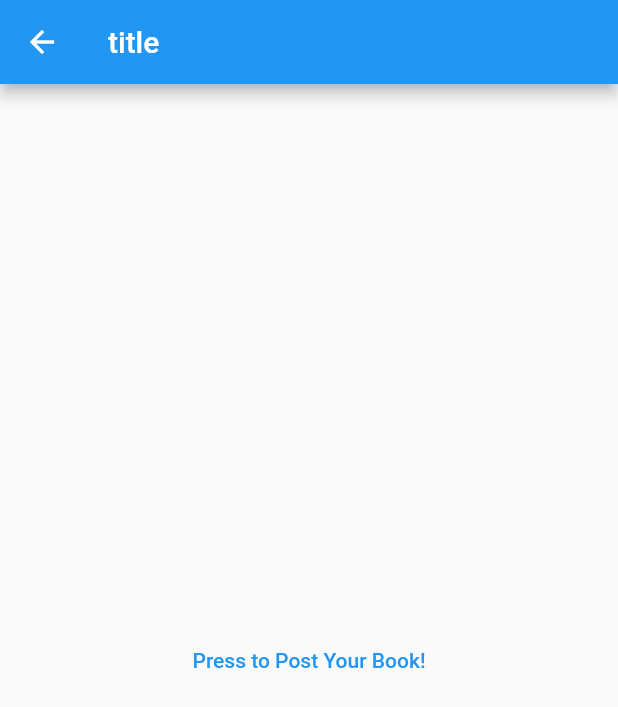
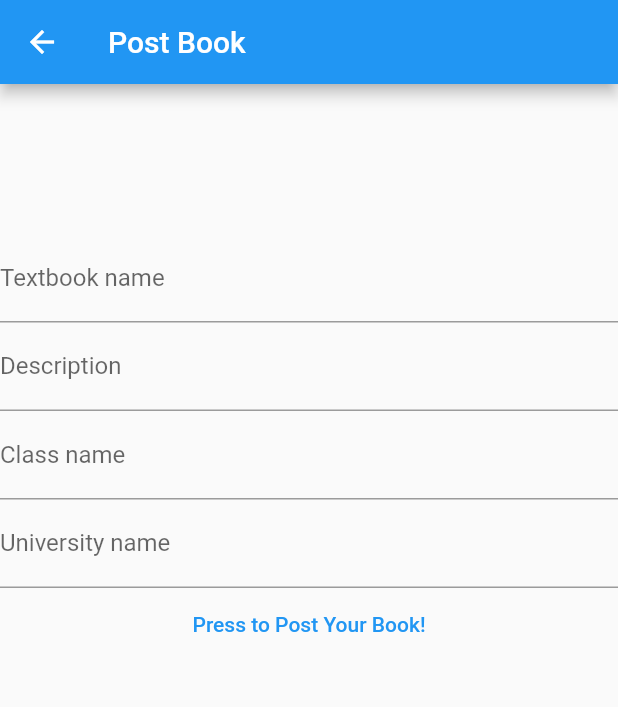
Before and after one commit to howebe/CIS350Project, a Flutter app: the HomePage screen opened directly, after a tap on "Post a Book", on a phone screen of 412 x 824 dp. Shown: the top 707 px of the screen. Run offline on Flutter 3.47's test engine with Material 2 defaults, Android fonts, the phone set to English and light mode, and no system bars.

Commit message:
page classes added and postbook modified

```diff
--- /dev/null
+++ b/textbook_sharing_app/lib/differentPages/homepage.dart
@@ -0,0 +1,60 @@
+import 'package:flutter/material.dart';
+import 'package:textbook_sharing_app/differentPages/postbookpage.dart';
+
+class HomePage extends StatefulWidget {
+  const HomePage({Key? key, required this.title}) : super(key: key);
+  final String title;
+
+  @override
+  State<HomePage> createState() => _HomePageState();
+}
+
+class _HomePageState extends State<HomePage> {
+  @override
+  Widget build(BuildContext context) {
+    return Scaffold(
+      appBar: AppBar(
+        title: Text(widget.title),
+      ),
+      body: ListView(
+        scrollDirection: Axis.vertical,
+        children: [
+          ListTile(
+            leading: Icon(Icons.delete_forever, color: Colors.red),
+            title: Text('Post a Book'),
+            onTap: () {
+              Navigator.push(context, MaterialPageRoute(builder: (context) {
+              return const PostBookPage();
+            }));
+            },
+          ),
+          ListTile(
+            leading: Icon(Icons.arrow_forward_ios),
+            title: Text('Favourites'),
+            subtitle: Text('All your favourite widgets'),
+            trailing: Icon(Icons.star, color: Colors.orange),
+          ),
+          ListTile(
+            leading: Icon(Icons.arrow_forward_ios),
+            title: Text('High Ranked'),
+            subtitle: Text('All widgets liked by the community'),
+            trailing: Icon(Icons.mood, color: Colors.blue),
+          ),
+          ListTile(
+            leading: Icon(Icons.arrow_forward_ios),
+            title: Text('Important'),
+            subtitle: Text('All widgets that are important to know'),
+            trailing: Icon(Icons.assistant_photo, color: Colors.black),
+          ),
+          ListTile(
+            leading: Icon(Icons.delete_forever, color: Colors.red),
+            title: Text('Deleted'),
+            onTap: () {
+              print('Deleted pressed');
+            },
+          ),
+        ],
+      ),
+    );
+  }
+}
--- /dev/null
+++ b/textbook_sharing_app/lib/differentPages/postbookpage.dart
@@ -0,0 +1,70 @@
+import 'package:flutter/material.dart';
+
+class PostBookPage extends StatefulWidget {
+  const PostBookPage({super.key});
+
+  @override
+  State<PostBookPage> createState() => _PostBookPageState();
+}
+
+class _PostBookPageState extends State<PostBookPage> {
+  @override
+  Widget build(BuildContext context) {
+    return Scaffold(
+      appBar: AppBar(
+        title: Text('Post Book'),
+      ),
+      body: Column(
+        children: [
+          Container(
+            height: 100,
+          ),
+          Container(
+            child: TextFormField(
+              decoration: const InputDecoration(
+                hintText: "Enter Book Name",
+                border: UnderlineInputBorder(),
+                labelText: 'Textbook name',
+              ),
+            ),
+          ),
+          Container(
+            child: TextFormField(
+              decoration: const InputDecoration(
+                hintText: "Enter Description",
+                border: UnderlineInputBorder(),
+                labelText: 'Description',
+              ),
+            ),
+          ),
+          Container(
+            child: TextFormField(
+              decoration: const InputDecoration(
+                hintText: "Enter Class",
+                border: UnderlineInputBorder(),
+                labelText: 'Class name',
+              ),
+            ),
+          ),
+          Container(
+            child: TextFormField(
+              decoration: const InputDecoration(
+                hintText: "Enter University",
+                border: UnderlineInputBorder(),
+                labelText: 'University name',
+              ),
+            ),
+          ),
+          Container(
+            child: TextButton(
+              onPressed: () {
+                Navigator.pop(context);
+              },
+              child: const Text('Press to Post Your Book!'),
+            ),
+          ),
+        ],
+      ),
+    );
+  }
+}
--- a/textbook_sharing_app/lib/main.dart
+++ b/textbook_sharing_app/lib/main.dart
@@ -1,5 +1,6 @@
 import 'package:flutter/material.dart';
 import 'package:textbook_sharing_app/textbooks.dart';
+import 'package:textbook_sharing_app/differentPages/homepage.dart';
 
 void main() {
   runApp(const MyApp());
@@ -43,87 +44,3 @@ class WelcomePage extends StatelessWidget {
     );
   }
 }
-
-class HomePage extends StatefulWidget {
-  const HomePage({Key? key, required this.title}) : super(key: key);
-  final String title;
-
-  @override
-  State<HomePage> createState() => _HomePageState();
-}
-
-class _HomePageState extends State<HomePage> {
-  @override
-  Widget build(BuildContext context) {
-    return Scaffold(
-      appBar: AppBar(
-        title: Text(widget.title),
-      ),
-      body: ListView(
-        scrollDirection: Axis.vertical,
-        children: [
-          ListTile(
-            leading: Icon(Icons.delete_forever, color: Colors.red),
-            title: Text('Post a Book'),
-            onTap: () {
-              Navigator.push(context, MaterialPageRoute(builder: (context) {
-              return const PostBookPage();
-            }));
-            },
-          ),
-          ListTile(
-            leading: Icon(Icons.arrow_forward_ios),
-            title: Text('Favourites'),
-            subtitle: Text('All your favourite widgets'),
-            trailing: Icon(Icons.star, color: Colors.orange),
-          ),
-          ListTile(
-            leading: Icon(Icons.arrow_forward_ios),
-            title: Text('High Ranked'),
-            subtitle: Text('All widgets liked by the community'),
-            trailing: Icon(Icons.mood, color: Colors.blue),
-          ),
-          ListTile(
-            leading: Icon(Icons.arrow_forward_ios),
-            title: Text('Important'),
-            subtitle: Text('All widgets that are important to know'),
-            trailing: Icon(Icons.assistant_photo, color: Colors.black),
-          ),
-          ListTile(
-            leading: Icon(Icons.delete_forever, color: Colors.red),
-            title: Text('Deleted'),
-            onTap: () {
-              print('Deleted pressed');
-            },
-          ),
-        ],
-      ),
-    );
-  }
-}
-
-class PostBookPage extends StatefulWidget {
-  const PostBookPage({super.key});
-
-  @override
-  State<PostBookPage> createState() => _PostBookPageState();
-}
-
-class _PostBookPageState extends State<PostBookPage> {
-  @override
-  Widget build(BuildContext context) {
-    return Scaffold(
-      appBar: AppBar(
-        title: Text('title'),
-      ),
-      body: Center(
-        child: TextButton(
-          onPressed: () {
-            Navigator.pop(context);
-          },
-          child: const Text('Press to Post Your Book!'),
-        ),
-      ),
-    );
-  }
-}
```
